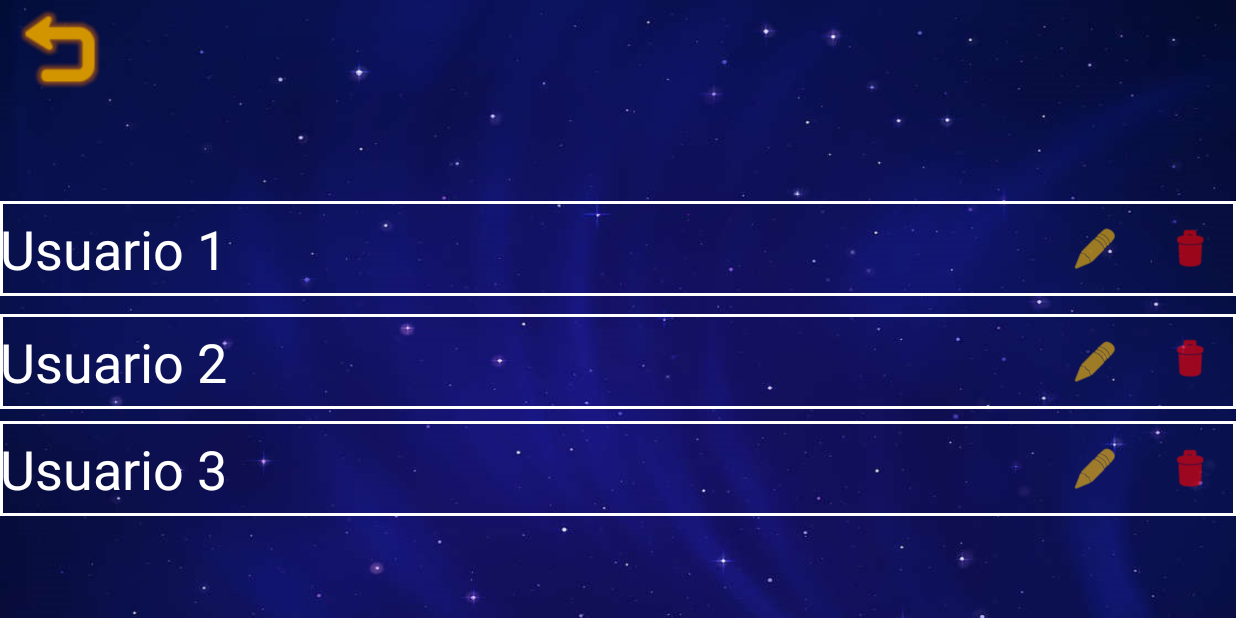
After one commit to Aspharr17/FlashCards_2.0, an Android app: the ProfileActivity screen opened directly, with no data from a screen before it, on a phone screen of 824 x 412 dp (held sideways). The commit adds this screen. Run offline under Robolectric (Android 15) with nearby library versions, the phone set to English and light mode, and no system bars.

Commit message:
Profile Activity added

```diff
--- /dev/null
+++ b/app/src/main/java/com/example/angelnramirez/flashcards/ProfileActivity.java
@@ -0,0 +1,42 @@
+package com.example.angelnramirez.flashcards;
+
+import android.content.Intent;
+import android.support.v7.app.AppCompatActivity;
+import android.os.Bundle;
+import android.view.View;
+import android.view.WindowManager;
+import android.widget.ImageButton;
+
+public class ProfileActivity extends AppCompatActivity implements View.OnClickListener {
+    ImageButton btnBackProfile;
+
+    @Override
+    protected void onCreate(Bundle savedInstanceState) {
+        super.onCreate(savedInstanceState);
+        setContentView(R.layout.activity_profile);
+        //FullScreen
+        getWindow().setFlags(WindowManager.LayoutParams.FLAG_FULLSCREEN,
+                WindowManager.LayoutParams.FLAG_FULLSCREEN);
+
+        setUI();
+    }
+
+    protected void setUI()
+    {
+        btnBackProfile = findViewById(R.id.btnBackProfile);
+        btnBackProfile.setOnClickListener(this);
+    }
+
+    @Override
+    public void onClick(View v) {
+
+        if(v.getId() == R.id.btnBackProfile)
+        {
+            Intent intent = new Intent(v.getContext(), MainActivity.class);
+            startActivity(intent);
+            finish();
+        }
+
+
+    }
+}
--- /dev/null
+++ b/app/src/main/res/drawable/back.xml
@@ -0,0 +1,5 @@
+<?xml version="1.0" encoding="utf-8"?>
+<shape xmlns:android="http://schemas.android.com/apk/res/android" android:shape="rectangle" >
+
+    <stroke android:width="2dip" android:color="#FFFFFF"/>
+</shape>
--- /dev/null
+++ b/app/src/main/res/layout/activity_profile.xml
@@ -0,0 +1,148 @@
+<?xml version="1.0" encoding="utf-8"?>
+<android.support.constraint.ConstraintLayout xmlns:android="http://schemas.android.com/apk/res/android"
+    xmlns:app="http://schemas.android.com/apk/res-auto"
+    xmlns:tools="http://schemas.android.com/tools"
+    android:layout_width="match_parent"
+    android:layout_height="match_parent"
+    android:background="@drawable/fondo_niveles"
+    tools:context=".ProfileActivity">
+
+    <ImageButton
+        android:id="@+id/btnBackProfile"
+        android:layout_width="79dp"
+        android:layout_height="65dp"
+        android:backgroundTint="#00FFFFFF"
+        app:layout_constraintBottom_toBottomOf="parent"
+        app:layout_constraintEnd_toEndOf="parent"
+        app:layout_constraintHorizontal_bias="0.0"
+        app:layout_constraintStart_toStartOf="parent"
+        app:layout_constraintTop_toTopOf="parent"
+        app:layout_constraintVertical_bias="0.0"
+        app:srcCompat="@drawable/backbutton" />
+
+    <TextView
+        android:id="@+id/txtusu1"
+        android:layout_width="0dp"
+        android:layout_height="63dp"
+        android:background="@drawable/back"
+        android:gravity="center_vertical"
+        android:text="Usuario 1"
+        android:textColor="#FFFFFF"
+        android:textSize="36sp"
+        app:layout_constraintBottom_toTopOf="@+id/txtusu2"
+        app:layout_constraintEnd_toEndOf="parent"
+        app:layout_constraintHorizontal_bias="0.15"
+        app:layout_constraintStart_toStartOf="parent"
+        app:layout_constraintTop_toTopOf="parent"
+        app:layout_constraintVertical_bias="0.92" />
+
+    <TextView
+        android:id="@+id/txtusu2"
+        android:layout_width="0dp"
+        android:layout_height="63dp"
+        android:layout_marginBottom="8dp"
+        android:background="@drawable/back"
+        android:gravity="center_vertical"
+        android:text="Usuario 2"
+        android:textColor="#FFFFFF"
+        android:textSize="36sp"
+        app:layout_constraintBottom_toTopOf="@+id/txtusu3"
+        app:layout_constraintEnd_toEndOf="parent"
+        app:layout_constraintHorizontal_bias="0.15"
+        app:layout_constraintStart_toStartOf="parent" />
+
+    <TextView
+        android:id="@+id/txtusu3"
+        android:layout_width="0dp"
+        android:layout_height="63dp"
+        android:layout_marginBottom="68dp"
+        android:background="@drawable/back"
+        android:gravity="center_vertical"
+        android:text="Usuario 3"
+        android:textColor="#FFFFFF"
+
+        android:textSize="36sp"
+        app:layout_constraintBottom_toBottomOf="parent"
+        app:layout_constraintEnd_toEndOf="parent"
+        app:layout_constraintHorizontal_bias="0.15"
+        app:layout_constraintStart_toStartOf="parent" />
+
+    <ImageButton
+        android:id="@+id/btnDelU1"
+        android:layout_width="61dp"
+        android:layout_height="59dp"
+        android:backgroundTint="#00FFFFFF"
+        android:tint="#FF0000"
+        app:layout_constraintBottom_toBottomOf="@+id/txtusu1"
+        app:layout_constraintEnd_toEndOf="@+id/txtusu1"
+        app:layout_constraintTop_toTopOf="@+id/txtusu1"
+        app:srcCompat="@android:drawable/ic_menu_delete" />
+
+    <ImageButton
+        android:id="@+id/BtnDelU2"
+        android:layout_width="61dp"
+        android:layout_height="60dp"
+        android:layout_marginBottom="3dp"
+        android:backgroundTint="#00FFFFFF"
+        android:tint="#FF0000"
+        app:layout_constraintBottom_toBottomOf="@+id/txtusu2"
+        app:layout_constraintEnd_toEndOf="@+id/txtusu2"
+        app:layout_constraintTop_toTopOf="@+id/txtusu2"
+        app:layout_constraintVertical_bias="0.0"
+        app:srcCompat="@android:drawable/ic_menu_delete" />
+
+    <ImageButton
+        android:id="@+id/btnDelU3"
+        android:layout_width="61dp"
+        android:layout_height="58dp"
+        android:backgroundTint="#00FFFFFF"
+        android:tint="#FF0000"
+        app:layout_constraintBottom_toBottomOf="@+id/txtusu3"
+        app:layout_constraintEnd_toEndOf="@+id/txtusu3"
+        app:layout_constraintTop_toTopOf="@+id/txtusu3"
+        app:srcCompat="@android:drawable/ic_menu_delete" />
+
+    <ImageButton
+        android:id="@+id/btnEditU1"
+        android:layout_width="66dp"
+        android:layout_height="59dp"
+        android:backgroundTint="@android:color/transparent"
+        android:tint="#FFC107"
+        app:layout_constraintBottom_toBottomOf="@+id/txtusu1"
+        app:layout_constraintEnd_toStartOf="@+id/btnDelU1"
+        app:layout_constraintHorizontal_bias="1.0"
+        app:layout_constraintStart_toStartOf="@+id/txtusu1"
+        app:layout_constraintTop_toTopOf="@+id/txtusu1"
+        app:srcCompat="@android:drawable/ic_menu_edit" />
+
+    <ImageButton
+        android:id="@+id/btnEditU2"
+        android:layout_width="66dp"
+        android:layout_height="59dp"
+        android:layout_marginStart="164dp"
+        android:layout_marginBottom="2dp"
+        android:backgroundTint="@android:color/transparent"
+        android:tint="#FFC107"
+        app:layout_constraintBottom_toBottomOf="@+id/txtusu2"
+        app:layout_constraintEnd_toStartOf="@+id/BtnDelU2"
+        app:layout_constraintHorizontal_bias="1.0"
+        app:layout_constraintStart_toStartOf="@+id/txtusu2"
+        app:layout_constraintTop_toTopOf="@+id/txtusu2"
+        app:layout_constraintVertical_bias="1.0"
+        app:srcCompat="@android:drawable/ic_menu_edit" />
+
+    <ImageButton
+        android:id="@+id/btnEditU3"
+        android:layout_width="66dp"
+        android:layout_height="59dp"
+        android:backgroundTint="@android:color/transparent"
+        android:tint="#FFC107"
+        app:layout_constraintBottom_toBottomOf="@+id/txtusu3"
+        app:layout_constraintEnd_toStartOf="@+id/btnDelU3"
+        app:layout_constraintHorizontal_bias="1.0"
+        app:layout_constraintStart_toStartOf="@+id/txtusu3"
+        app:layout_constraintTop_toTopOf="@+id/txtusu3"
+        app:srcCompat="@android:drawable/ic_menu_edit" />
+
+
+</android.support.constraint.ConstraintLayout>
--- a/app/src/main/res/values/strings.xml
+++ b/app/src/main/res/values/strings.xml
@@ -10,4 +10,5 @@
         <item>Intentos</item>
     </string-array>
     <string name="startPractice">Empezar</string>
+
 </resources>
```
Also changed, not shown: app/src/main/AndroidManifest.xml (+6 -3 lines), app/src/main/java/com/example/angelnramirez/flashcards/MainActivity.java (+20 -14 lines), app/src/main/java/com/example/angelnramirez/flashcards/ScoreActivity.java (+7 -1 lines), app/src/main/res/layout/activity_main.xml (+35 -10 lines), app/src/main/res/drawable/astronauta.png (added), app/src/main/res/drawable/correcto.png (added), app/src/main/res/drawable/fondo_niveles.jpg, app/src/main/res/drawable/fondo_niveles_1.jpg (added), app/src/main/res/drawable/fondo_niveles_2.jpg (added), app/src/main/res/drawable/fondo_niveles_3.jpg (added), app/src/main/res/drawable/incorrecto.png (added), app/src/main/res/drawable/inicio.png, app/src/main/res/drawable/usuario.png (added), 3 other files.
